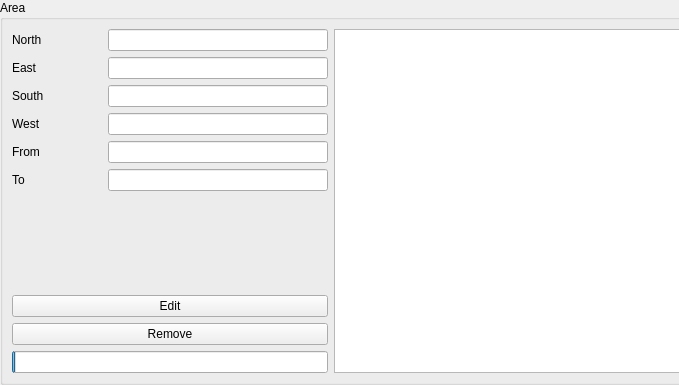
Before: the Qt Designer form crossingpanel.ui in busoc/crosspath-gui, drawn with Qt 5; both pictures show x 0 to 679 and y 0 to 385 of the 1012 by 385 pixel window.
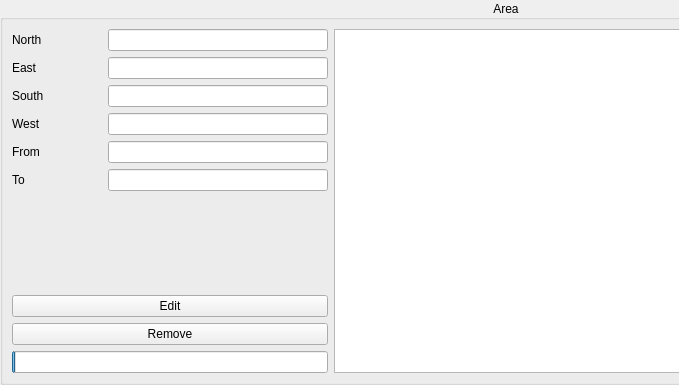
After: the same form once the commit is applied.

Commit message: update title properties of groupbox

```diff
--- a/crossingpanel.ui
+++ b/crossingpanel.ui
@@ -37,6 +37,9 @@
      <property name="title">
       <string>Area</string>
      </property>
+     <property name="alignment">
+      <set>Qt::AlignCenter</set>
+     </property>
      <layout class="QHBoxLayout" name="horizontalLayout_2">
       <item>
        <layout class="QHBoxLayout" name="horizontalLayout">
```
The commit also changes 1 other file.
